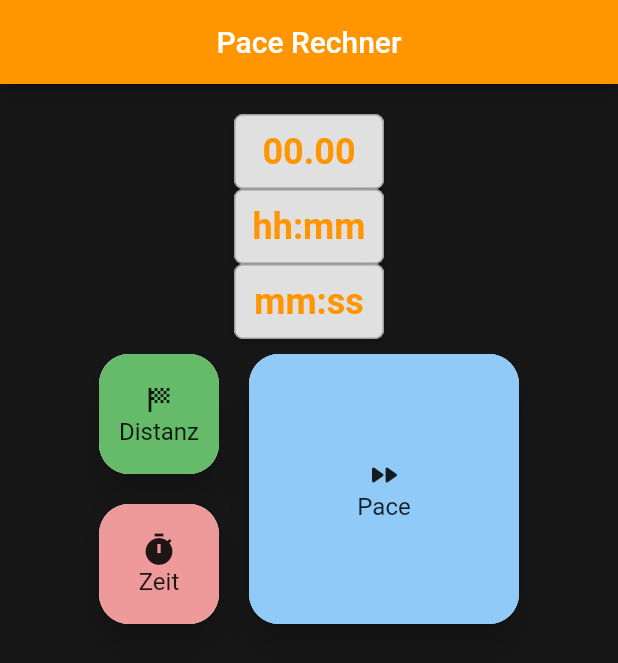
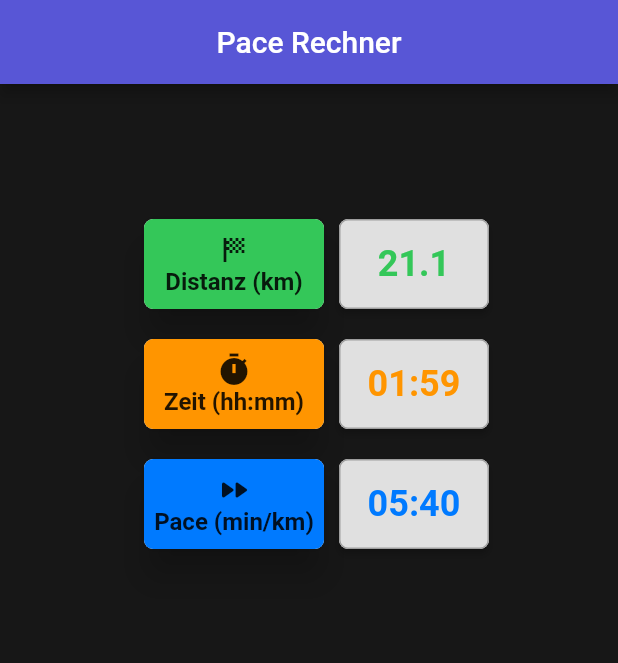
Before and after one commit to sebdombrowsky/publicDev, a Flutter app: the screen it shows after launch, on a phone screen of 412 x 824 dp. Shown: the top 663 px of the screen. Run offline on Flutter 3.47's test engine with Material 2 defaults, Android fonts, the phone set to English and light mode, and no system bars; our stand-ins replace google_mobile_ads.

Commit message:
Berechnungen angepasst

```diff
--- a/PaceRechner/App/pace_rechner/lib/pages/pace_rechner_page.dart
+++ b/PaceRechner/App/pace_rechner/lib/pages/pace_rechner_page.dart
@@ -5,6 +5,7 @@ import 'package:pace_rechner/models/string_converter.dart';
 import 'package:pace_rechner/pages/pace_rechner_widgets/custom_button.dart';
 import 'package:pace_rechner/pages/pace_rechner_widgets/custom_distance_picker.dart';
 import 'package:pace_rechner/pages/pace_rechner_widgets/custom_time_picker.dart';
+import 'package:google_mobile_ads/google_mobile_ads.dart';
 
 class PaceRechnerPage extends StatefulWidget {
   const PaceRechnerPage({Key? key}) : super(key: key);
@@ -22,30 +23,48 @@ class _PaceRechnerPageState extends State<PaceRechnerPage> {
 
   @override
   Widget build(BuildContext context) {
+    //default Werte
+    distanzController.text = distanzController.text == "" ? "21.1" : distanzController.text;
+    zeitController.text = zeitController.text == "" ?"01:59" : zeitController.text;
+    paceController.text = paceController.text == "" ?"05:40" : paceController.text;
+
     return Scaffold(
       backgroundColor: CupertinoColors.darkBackgroundGray,
       appBar: AppBar(
         title: Text("Pace Rechner"),
         centerTitle: true,
-        backgroundColor: CupertinoColors.activeOrange,
+        backgroundColor: CupertinoColors.systemIndigo,
       ),
       body: SingleChildScrollView(
         physics: const BouncingScrollPhysics(),
         child: Padding(
-          padding: const EdgeInsets.symmetric(vertical: 20),
+          padding: const EdgeInsets.symmetric(vertical: 80),
           child: Row(
             mainAxisAlignment: MainAxisAlignment.center,
             children: [
               Column(
                 mainAxisAlignment: MainAxisAlignment.center,
                 children: [
+                  Row(
+                    children: [
+                      CustomButton(
+                        onPressed: () => {
+                          DistanzBerechnen(
+                              zeitController.text, paceController.text)
+                        },
+                        text: "Distanz (km)",
+                        buttonColor: CupertinoColors.activeGreen,
+                        icon: Icons.sports_score,
+                        height: 60,
+                        width: 120,
+                      ),
                       Material(
                         borderOnForeground: true,
                         elevation: 2,
                         borderRadius: BorderRadius.circular(6),
                         child: Container(
                           width: 100,
-                      height: 50,
+                          height: 60,
                           decoration: BoxDecoration(
                               color: Colors.grey[300],
                               border: Border.all(color: Colors.grey[500]!),
@@ -56,13 +75,28 @@ class _PaceRechnerPageState extends State<PaceRechnerPage> {
                           )),
                         ),
                       ),
+                    ],
+                  ),
+                  Row(
+                    children: [
+                      CustomButton(
+                        onPressed: () => {
+                          ZeitBerechnen(
+                              distanzController.text, paceController.text)
+                        },
+                        text: "Zeit (hh:mm)",
+                        buttonColor: CupertinoColors.activeOrange,
+                        icon: Icons.timer,
+                        height: 60,
+                        width: 120,
+                      ),
                       Material(
                         borderOnForeground: true,
                         elevation: 2,
                         borderRadius: BorderRadius.circular(6),
                         child: Container(
                           width: 100,
-                      height: 50,
+                          height: 60,
                           decoration: BoxDecoration(
                               color: Colors.grey[300],
                               border: Border.all(color: Colors.grey[500]!),
@@ -74,13 +108,28 @@ class _PaceRechnerPageState extends State<PaceRechnerPage> {
                           )),
                         ),
                       ),
+                    ],
+                  ),
+                  Row(
+                    children: [
+                      CustomButton(
+                        onPressed: () => {
+                          PaceBerechnen(
+                              distanzController.text, zeitController.text)
+                        },
+                        text: "Pace (min/km)",
+                        buttonColor: CupertinoColors.activeBlue,
+                        icon: Icons.fast_forward_rounded,
+                        height: 60,
+                        width: 120,
+                      ),
                       Material(
                         borderOnForeground: true,
                         elevation: 2,
                         borderRadius: BorderRadius.circular(6),
                         child: Container(
                           width: 100,
-                      height: 50,
+                          height: 60,
                           decoration: BoxDecoration(
                               color: Colors.grey[300],
                               border: Border.all(color: Colors.grey[500]!),
@@ -92,50 +141,6 @@ class _PaceRechnerPageState extends State<PaceRechnerPage> {
                           )),
                         ),
                       ),
-                  Row(
-                    mainAxisAlignment: MainAxisAlignment.end,
-                    children: [
-                      Column(
-                        children: [
-                          CustomButton(
-                            onPressed: () => {
-                              DistanzBerechnen(
-                                  zeitController.text, paceController.text)
-                            },
-                            text: "Distanz",
-                            buttonColor: Colors.green[400]!,
-                            icon: Icons.sports_score,
-                            height: 80,
-                            width: 80,
-                          ),
-                          CustomButton(
-                            onPressed: () => {
-                              ZeitBerechnen(
-                                  distanzController.text, paceController.text)
-                            },
-                            text: "Zeit",
-                            buttonColor: Colors.red[200]!,
-                            icon: Icons.timer,
-                            height: 80,
-                            width: 80,
-                          ),
-                        ],
-                      ),
-                      Column(
-                        children: [
-                          CustomButton(
-                            onPressed: () => {
-                              PaceBerechnen(
-                                  distanzController.text, zeitController.text)
-                            },
-                            text: "Pace",
-                            buttonColor: Colors.blue[200]!,
-                            icon: Icons.fast_forward_rounded,
-                            height: 180,
-                            width: 180,
-                          ),
-                        ],
-                      )
                     ],
                   ),
                 ],
--- a/PaceRechner/App/pace_rechner/lib/pages/pace_rechner_widgets/custom_button.dart
+++ b/PaceRechner/App/pace_rechner/lib/pages/pace_rechner_widgets/custom_button.dart
@@ -17,19 +17,19 @@ class CustomButton extends StatelessWidget {
         onTap: () => onPressed(),
         child: Material(
           elevation: 10,
-          borderRadius: BorderRadius.circular(20),
+          borderRadius: BorderRadius.circular(6),
           child: Container(
             height: height,
             width: width,
             decoration: BoxDecoration(
-              borderRadius: BorderRadius.circular(20),
+              borderRadius: BorderRadius.circular(6),
               color: buttonColor
             ),
             child: Column(
               mainAxisAlignment: MainAxisAlignment.center,
               children: [
                 Icon(icon),
-                Text(text, style: TextStyle(fontSize: 16, fontWeight: FontWeight.normal,),),
+                Text(text, style: TextStyle(fontSize: 16, fontWeight: FontWeight.bold,),),
               ],
             ),
           ),
--- a/PaceRechner/App/pace_rechner/lib/pages/pace_rechner_widgets/custom_time_picker.dart
+++ b/PaceRechner/App/pace_rechner/lib/pages/pace_rechner_widgets/custom_time_picker.dart
@@ -1,4 +1,5 @@
 import 'package:flutter/cupertino.dart';
+import 'package:flutter/material.dart';
 
 class CustomTimePicker extends StatefulWidget {
   final TextEditingController controller;
@@ -17,7 +18,7 @@ class _CustomTimePickerState extends State<CustomTimePicker> {
 
   @override
   Widget build(BuildContext context) {
-    anzeige = widget.mode == CupertinoTimerPickerMode.hm ? "hh:mm" : "mm:ss";
+    anzeige = widget.mode == CupertinoTimerPickerMode.hm ? "01:59" : "05:40";
     return GestureDetector(
       onTap: () {
         showTimePicker(
@@ -48,13 +49,8 @@ class _CustomTimePickerState extends State<CustomTimePicker> {
       },
       child: Text(
         widget.controller.text == "" ? anzeige : widget.controller.text,
-        /*widget.mode == CupertinoTimerPickerMode.hm
-            ? '${timer.inHours}:'
-                '${(timer.inMinutes % 60).toString().padLeft(2, '0')}'
-            : '${timer.inMinutes}:' //(timer.inMinutes % 60).toString().padLeft(2, '0')
-                '${(timer.inSeconds % 60).toString().padLeft(2, '0')}',*/
-        style: const TextStyle(
-            color: CupertinoColors.activeOrange,
+        style: TextStyle(
+            color: widget.mode == CupertinoTimerPickerMode.hm ? CupertinoColors.activeOrange : CupertinoColors.activeBlue,
             fontSize: 24,
             fontWeight: FontWeight.bold),
       ),
--- a/PaceRechner/App/pace_rechner/pubspec.yaml
+++ b/PaceRechner/App/pace_rechner/pubspec.yaml
@@ -36,6 +36,7 @@ dependencies:
   # The following adds the Cupertino Icons font to your application.
   # Use with the CupertinoIcons class for iOS style icons.
   cupertino_icons: ^1.0.2
+  google_mobile_ads: ^1.0.1
 
 dev_dependencies:
   flutter_test:
```
Also changed, not shown: PaceRechner/App/pace_rechner/lib/models/rechner.dart (+25 -12 lines), PaceRechner/App/pace_rechner/lib/models/string_converter.dart (+4 -8 lines), PaceRechner/App/pace_rechner/lib/pages/pace_rechner_widgets/custom_distance_picker.dart (+47 -47 lines), PaceRechner/App/pace_rechner/lib/pages/pace_rechner_widgets/custom_distanz_button.dart (deleted, +0 -76 lines), PaceRechner/App/pace_rechner/lib/pages/pace_rechner_widgets/custom_zeit_button.dart (deleted, +0 -76 lines), PaceRechner/App/pace_rechner/pubspec.lock, 1 other file. Lines whose indentation alone changed are shown as unchanged.
